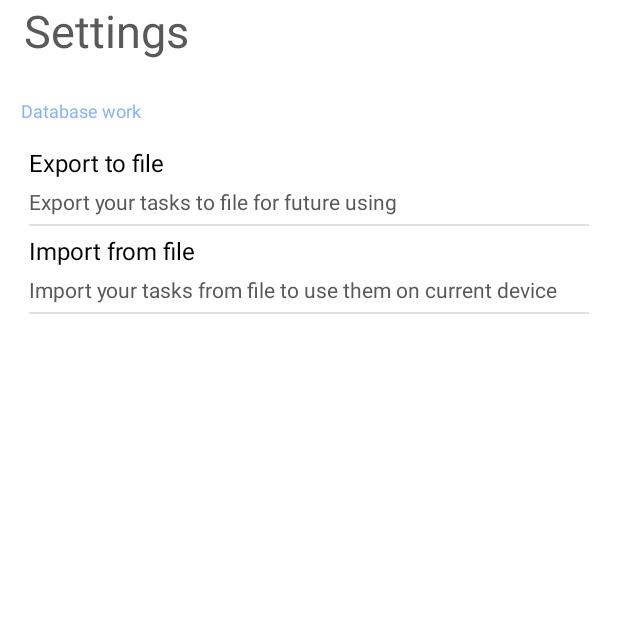
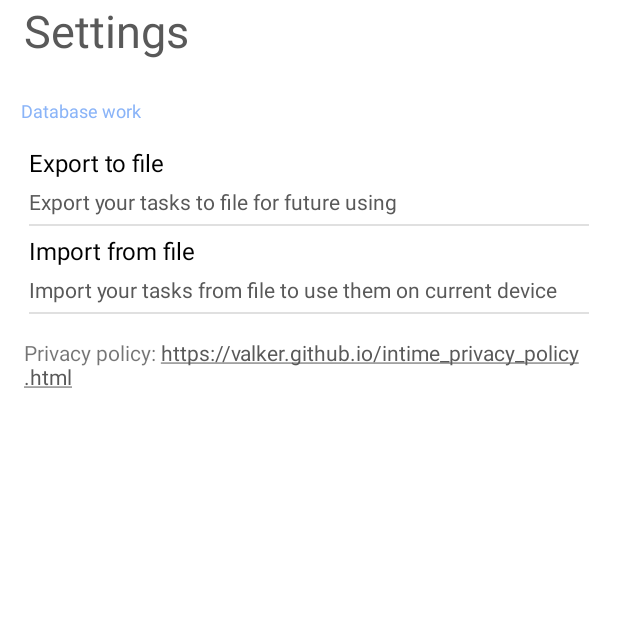
Before and after one commit to valker/intime, an Android app: the SettingsActivity screen opened directly, with no data from a screen before it, on a phone screen of 412 x 824 dp, the top half of it. Run offline under Robolectric (Android 15) with nearby library versions, the phone set to English and light mode, and no system bars; our stand-ins replace data binding; 1 statement that could not run was skipped.

Commit message:
add url to privacy policy

```diff
--- a/intime/app/src/main/res/layout/activity_settings.xml
+++ b/intime/app/src/main/res/layout/activity_settings.xml
@@ -1,10 +1,10 @@
 <?xml version="1.0" encoding="utf-8"?>
-<layout xmlns:android="http://schemas.android.com/apk/res/android">
+<layout xmlns:app="http://schemas.android.com/apk/res-auto"
+    xmlns:android="http://schemas.android.com/apk/res/android">
 <data>
     <variable name="app_version" type="java.lang.String"/>
 </data>
 <LinearLayout
-    xmlns:app="http://schemas.android.com/apk/res-auto"
     android:layout_width="match_parent"
     android:layout_height="match_parent"
     android:orientation="vertical"
@@ -94,8 +94,7 @@
                             android:textColor="@color/settingsItemDescription"/>
                         </LinearLayout>
                     </LinearLayout>
-                </LinearLayout>
-            <include layout="@layout/divider"/>
+                <include layout="@layout/divider"/>
                 <LinearLayout
                     android:id="@+id/action_import"
                     android:layout_width="match_parent"
@@ -125,7 +124,20 @@
                             android:textColor="@color/settingsItemDescription"/>
                     </LinearLayout>
                 </LinearLayout>
-            <include layout="@layout/divider"/>
+                <include layout="@layout/divider"/>
+            </LinearLayout>
+            <androidx.constraintlayout.widget.ConstraintLayout
+                android:layout_width="match_parent"
+                android:layout_height="match_parent"
+                android:padding="16dp">
+                <TextView
+                    android:layout_width="wrap_content"
+                    android:layout_height="wrap_content"
+                    android:autoLink="web"
+                    android:text="@string/privacy_policy_url"
+                    app:layout_constraintBottom_toBottomOf="parent"
+                    app:layout_constraintStart_toStartOf="parent" />
+            </androidx.constraintlayout.widget.ConstraintLayout>
         </LinearLayout>
     </androidx.core.widget.NestedScrollView>
 </LinearLayout>
--- a/intime/app/src/main/res/values/strings.xml
+++ b/intime/app/src/main/res/values/strings.xml
@@ -30,4 +30,5 @@
     <string name="channel_description">Shows notification about tasks that were overdue recently</string>
     <string name="version_format_string">Version: %1$s (%2$s)</string>
     <string name="acknowledge_from_notification">Acknowledge</string>
+    <string name="privacy_policy_url">Privacy policy: https://valker.github.io/intime_privacy_policy.html</string>
 </resources>
```
